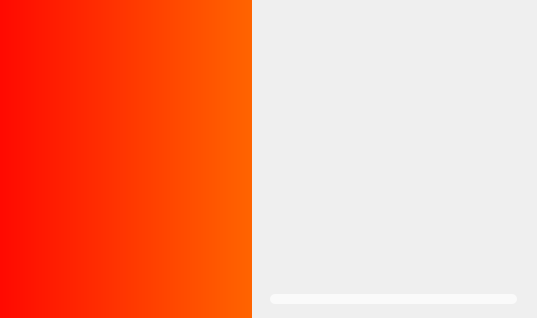
Above: ui/login.ui from RafaelNegrao/suppliers-scorecard-project before the change. Below: the same form after it.
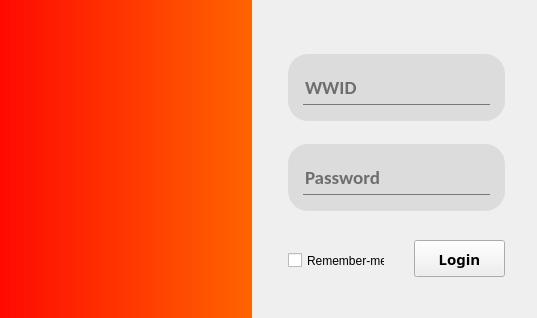
That is the form after the change. Icons and pictures are not drawn.

```diff
--- a/ui/login.ui
+++ b/ui/login.ui
@@ -21,15 +21,15 @@
    <widget class="QProgressBar" name="barra_progresso">
     <property name="geometry">
      <rect>
-      <x>270</x>
+      <x>288</x>
       <y>294</y>
-      <width>247</width>
+      <width>217</width>
       <height>10</height>
      </rect>
     </property>
     <property name="styleSheet">
      <string notr="true">QProgressBar {
-    background: rgba(255, 255, 255, 180);
+    background: transparent;
     border-style: none;
     border-radius: 5px;
     color: rgba(200, 200, 200, 0); /* Esta cor está transparente, então o texto não aparecerá */
@@ -73,29 +73,6 @@
      <bool>true</bool>
     </property>
    </widget>
-   <widget class="QTextEdit" name="campoStats">
-    <property name="enabled">
-     <bool>false</bool>
-    </property>
-    <property name="geometry">
-     <rect>
-      <x>264</x>
-      <y>48</y>
-      <width>247</width>
-      <height>229</height>
-     </rect>
-    </property>
-    <property name="styleSheet">
-     <string notr="true">background-color: transparent;
-border: none</string>
-    </property>
-    <property name="verticalScrollBarPolicy">
-     <enum>Qt::ScrollBarAlwaysOff</enum>
-    </property>
-    <property name="horizontalScrollBarPolicy">
-     <enum>Qt::ScrollBarAlwaysOff</enum>
-    </property>
-   </widget>
    <widget class="QWidget" name="widget" native="true">
     <property name="geometry">
      <rect>
@@ -109,6 +86,169 @@
      <string notr="true">background-color:qlineargradient(spread:pad, x1:0, y1:0, x2:1, y2:0, stop:0 rgba(255, 9, 1, 255), stop:1 rgba(255, 100, 0, 255))</string>
     </property>
    </widget>
+   <widget class="QWidget" name="widget_2" native="true">
+    <property name="geometry">
+     <rect>
+      <x>288</x>
+      <y>54</y>
+      <width>217</width>
+      <height>67</height>
+     </rect>
+    </property>
+    <property name="styleSheet">
+     <string notr="true">QWidget{
+background-color:rgb(220,220,220);
+ border-radius:20px
+}</string>
+    </property>
+    <layout class="QVBoxLayout" name="verticalLayout">
+     <property name="leftMargin">
+      <number>15</number>
+     </property>
+     <property name="topMargin">
+      <number>15</number>
+     </property>
+     <property name="rightMargin">
+      <number>15</number>
+     </property>
+     <property name="bottomMargin">
+      <number>15</number>
+     </property>
+     <item>
+      <widget class="QLineEdit" name="wwid_user">
+       <property name="minimumSize">
+        <size>
+         <width>0</width>
+         <height>35</height>
+        </size>
+       </property>
+       <property name="font">
+        <font>
+         <family>Calibri</family>
+         <pointsize>14</pointsize>
+         <weight>75</weight>
+         <bold>true</bold>
+        </font>
+       </property>
+       <property name="styleSheet">
+        <string notr="true">QLineEdit {
+    border: none;
+    border-bottom: 1px solid rgb(90, 54, 247);
+    border-radius: 0;
+    background-color: transparent;
+}
+
+QLineEdit:disabled, QLineEdit:!focus {
+    border-bottom: 1px solid rgb(120, 120, 120);
+}</string>
+       </property>
+       <property name="placeholderText">
+        <string>WWID</string>
+       </property>
+      </widget>
+     </item>
+    </layout>
+   </widget>
+   <widget class="QWidget" name="widget_3" native="true">
+    <property name="geometry">
+     <rect>
+      <x>288</x>
+      <y>144</y>
+      <width>217</width>
+      <height>67</height>
+     </rect>
+    </property>
+    <property name="styleSheet">
+     <string notr="true">QWidget{
+background-color:rgb(220,220,220);
+ border-radius:20px
+}</string>
+    </property>
+    <layout class="QVBoxLayout" name="verticalLayout_2">
+     <property name="leftMargin">
+      <number>15</number>
+     </property>
+     <property name="topMargin">
+      <number>15</number>
+     </property>
+     <property name="rightMargin">
+      <number>15</number>
+     </property>
+     <property name="bottomMargin">
+      <number>15</number>
+     </property>
+     <item>
+      <widget class="QLineEdit" name="password_login">
+       <property name="minimumSize">
+        <size>
+         <width>0</width>
+         <height>35</height>
+        </size>
+       </property>
+       <property name="font">
+        <font>
+         <family>Calibri</family>
+         <pointsize>14</pointsize>
+         <weight>75</weight>
+         <bold>true</bold>
+        </font>
+       </property>
+       <property name="styleSheet">
+        <string notr="true">QLineEdit {
+    border: none;
+    border-bottom: 1px solid rgb(90, 54, 247);
+    border-radius: 0;
+    background-color: transparent;
+}
+
+QLineEdit:disabled, QLineEdit:!focus {
+    border-bottom: 1px solid rgb(120, 120, 120);
+}</string>
+       </property>
+       <property name="echoMode">
+        <enum>QLineEdit::Password</enum>
+       </property>
+       <property name="placeholderText">
+        <string>Password</string>
+       </property>
+      </widget>
+     </item>
+    </layout>
+   </widget>
+   <widget class="QPushButton" name="btn_login">
+    <property name="geometry">
+     <rect>
+      <x>414</x>
+      <y>240</y>
+      <width>91</width>
+      <height>37</height>
+     </rect>
+    </property>
+    <property name="font">
+     <font>
+      <family>Poppins</family>
+      <pointsize>11</pointsize>
+      <weight>75</weight>
+      <bold>true</bold>
+     </font>
+    </property>
+    <property name="text">
+     <string>Login</string>
+    </property>
+   </widget>
+   <widget class="QCheckBox" name="checkBox_remember_login">
+    <property name="geometry">
+     <rect>
+      <x>288</x>
+      <y>252</y>
+      <width>97</width>
+      <height>17</height>
+     </rect>
+    </property>
+    <property name="text">
+     <string>Remember-me</string>
+    </property>
+   </widget>
    <zorder>widget</zorder>
    <zorder>barra_progresso</zorder>
    <zorder>campoStats</zorder>
```
Left out of the diff: 8 changed lines with no effect on the pictures.
